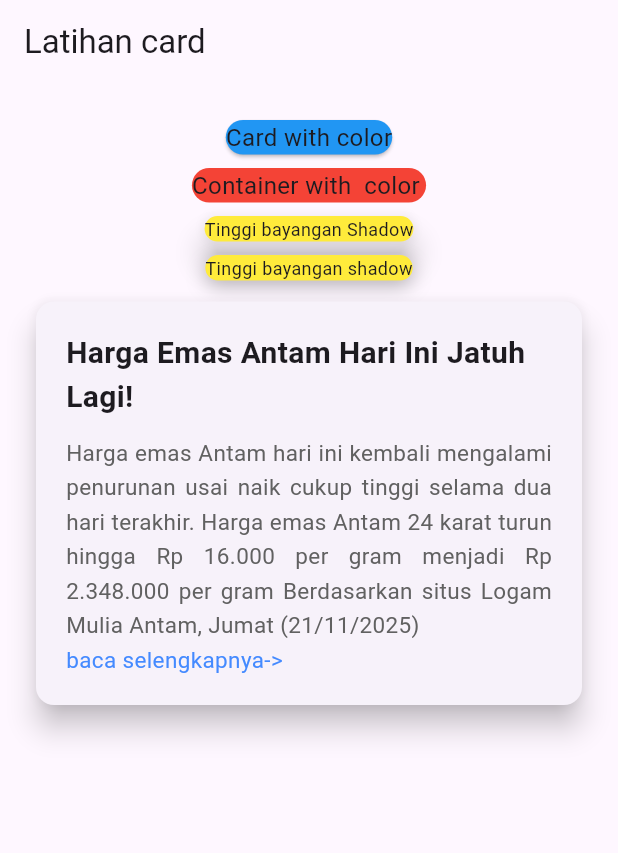
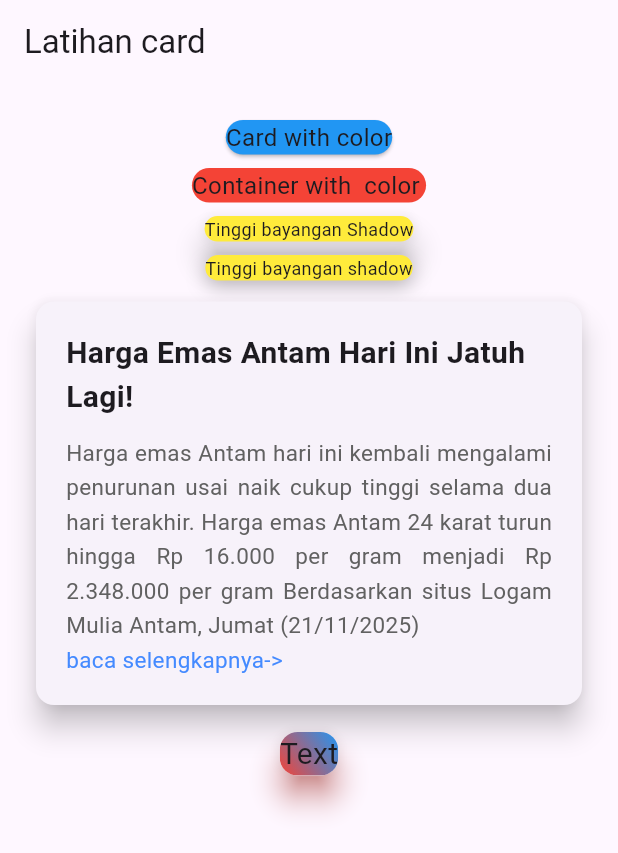
Before and after one commit to leovern123/week8_flutter, a Flutter app: the screen it shows after launch, on a phone screen of 412 x 824 dp. Shown: the top 853 px of the screen. Run offline on Flutter 3.47's test engine with Material 3 defaults, Android fonts, the phone set to English and light mode, and no system bars.

Commit message:
menjadi 4 Bagian pada Card -step 1

```diff
--- a/lib/pages/latihan_card.dart
+++ b/lib/pages/latihan_card.dart
@@ -66,13 +66,26 @@
                         style: TextStyle(fontSize: 15,color: Colors.grey[700],height: 1.5),
                         textAlign: TextAlign.justify,),
                       const Text('baca selengkapnya->',style: TextStyle(fontSize: 15, color: Colors.blueAccent),textAlign: TextAlign.left,),
-
                     ],
                   ),
                   ),
-
-                )
-
+                ),
+                SizedBox(height: 10),
+                      Card(
+                        elevation: 8,
+                        shadowColor: Colors.red,
+                        clipBehavior: Clip.antiAlias,
+                        child: Container(
+                          decoration: BoxDecoration(
+                            gradient: LinearGradient(
+                              begin:  Alignment.topRight,
+                              end: Alignment.bottomLeft,
+                              colors: [Colors.blue, Colors.red],
+                            ),
+                          ),
+                          child: Text("Text", style: TextStyle(fontSize: 20.0),),
+                        ),
+                      )
               ],
             ),
 
```
